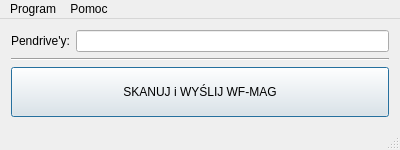
The window that AKPOLsynchro/MainWindow.ui (killdaclick/AKPOLsynchro) describes before a commit, drawn with Qt 5.
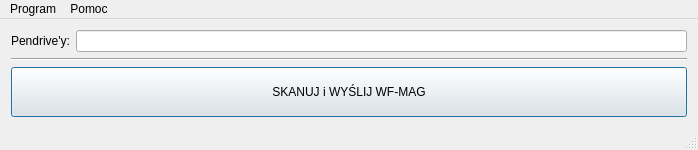
The same window after the commit. Icons and pictures are not drawn.

```diff
--- a/AKPOLsynchro/MainWindow.ui
+++ b/AKPOLsynchro/MainWindow.ui
@@ -6,7 +6,7 @@
    <rect>
     <x>0</x>
     <y>0</y>
-    <width>400</width>
+    <width>698</width>
     <height>146</height>
    </rect>
   </property>
@@ -85,7 +85,7 @@
     <rect>
      <x>0</x>
      <y>0</y>
-     <width>400</width>
+     <width>698</width>
      <height>21</height>
     </rect>
    </property>
```
Left out of the diff: 6 changed lines with no effect on the pictures.
